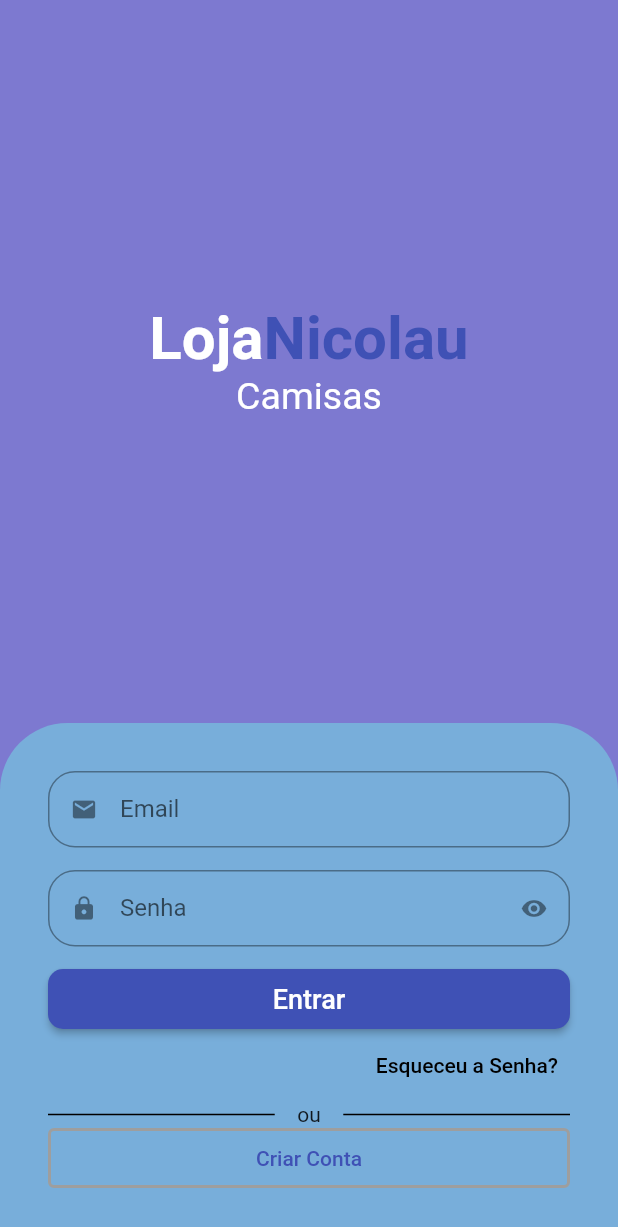
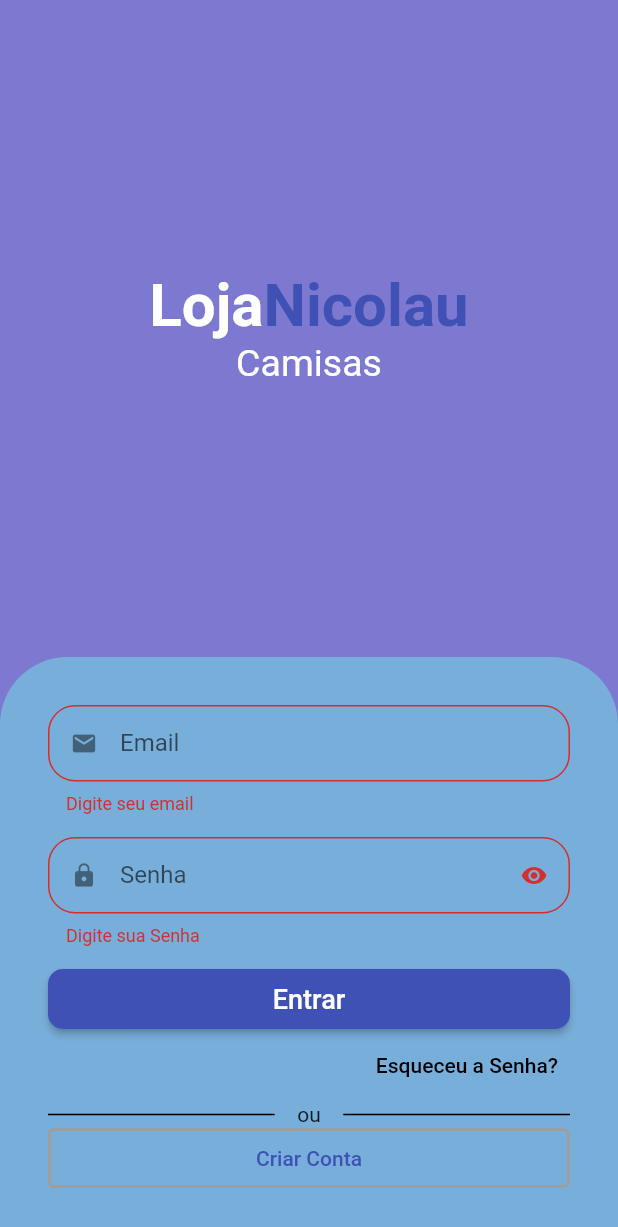
Before and after one commit to Estevao-Nicolau/LojaVirtual, a Flutter app: the screen it shows after launch, on a phone screen of 412 x 824 dp. Shown: the top 1227 px of the screen. Run offline on Flutter 3.47's test engine with Material 2 defaults, Android fonts, the phone set to English and light mode, and no system bars; drawn by our look-alikes of animated_text_kit; our stand-ins replace firebase_auth, firebase_core; accounts and stored records are empty.

Commit message:
Fix typos.auth-firebase-erro

```diff
--- /dev/null
+++ b/lib/auth/components/custom_form_Sign_in_screen.dart
@@ -0,0 +1,149 @@
+import 'package:flutter/material.dart';
+import 'package:lojavirtual/auth/components/custom_text_form_field.dart';
+import 'package:lojavirtual/auth/components/validators.dart';
+import 'package:lojavirtual/models/user.dart';
+import 'package:lojavirtual/models/user_manager.dart';
+import 'package:provider/provider.dart';
+
+class FormSignInScreen extends StatefulWidget {
+  @override
+  State<FormSignInScreen> createState() => _FormSignInScreenState();
+}
+
+class _FormSignInScreenState extends State<FormSignInScreen> {
+  final TextEditingController emailController = TextEditingController();
+
+  final TextEditingController passController = TextEditingController();
+
+  final _formKey = GlobalKey<FormState>();
+
+  @override
+  Widget build(BuildContext context) {
+    return Container(
+      padding: const EdgeInsets.symmetric(
+        horizontal: 32,
+        vertical: 32,
+      ),
+      decoration: const BoxDecoration(
+        color: const Color.fromARGB(255, 120, 174, 218),
+        borderRadius: BorderRadius.vertical(
+          top: Radius.circular(45),
+        ),
+      ),
+      child: Form(
+        autovalidateMode: AutovalidateMode.always,
+        key: _formKey,
+        child: Column(
+          crossAxisAlignment: CrossAxisAlignment.stretch,
+          children: [
+            // Email
+            CustomFormTextField(
+              icon: Icons.email,
+              controller: emailController,
+              label: "Email",
+              isDense: true,
+              keyType: TextInputType.emailAddress,
+              validator: (email) {
+                if (email == null || email.isEmpty) return 'Digite seu email';
+                if (!emailValid(email)) return 'Digite um email válido!';
+              },
+            ),
+            // Senha
+            CustomFormTextField(
+              icon: Icons.lock,
+              controller: passController,
+              label: "Senha",
+              isDense: true,
+              isSecret: true,
+              keyType: TextInputType.visiblePassword,
+              validator: (password) {
+                if (password == null || password.isEmpty)
+                  return 'Digite sua Senha';
+                if (password.length < 5)
+                  return 'Digite uma senha com pelo menos 7 caracteres';
+                return null;
+              },
+            ),
+            // Botão de Entrar
+            SizedBox(
+              height: 40,
+              child: ElevatedButton(
+                style: ElevatedButton.styleFrom(
+                  shape: RoundedRectangleBorder(
+                    borderRadius: BorderRadius.circular(10),
+                  ),
+                ),
+                onPressed: () {
+                  if(_formKey.currentState!.validate()){
+                    context.read<UserManager>().signin(
+                      user: Userr(
+                        email: emailController.text,
+                        password: passController.text,
+                      ),
+                      onFail: (e){
+                        print(e);
+                      }
+                    );
+                  }
+                },
+                child: const Text(
+                  'Entrar',
+                  style: TextStyle(fontSize: 18),
+                ),
+              ),
+            ),
+            // Esqueceu a Senha
+            const Align(
+              alignment: Alignment.bottomRight,
+              child: TextButton(
+                onPressed: null,
+                child: Text(
+                  'Esqueceu a Senha?',
+                  style: TextStyle(color: Colors.black),
+                ),
+              ),
+            ),
+            // Divisor
+            Padding(
+              padding: const EdgeInsets.symmetric(vertical: 1),
+              child: Row(
+                children: const <Widget>[
+                  Expanded(
+                    child: Divider(
+                      color: Colors.black,
+                      thickness: 1,
+                    ),
+                  ),
+                  Padding(
+                    padding: EdgeInsets.symmetric(horizontal: 15),
+                    child: Text('ou'),
+                  ),
+                  Expanded(
+                    child: Divider(
+                      color: Colors.black,
+                      thickness: 1,
+                    ),
+                  ),
+                ],
+              ),
+            ),
+            // Botão de Novo User
+            SizedBox(
+              height: 40,
+              child: OutlinedButton(
+                onPressed: () {},
+                style: OutlinedButton.styleFrom(
+                  side: BorderSide(
+                    width: 2,
+                    color: Colors.grey,
+                  ),
+                ),
+                child: Text('Criar Conta'),
+              ),
+            ),
+          ],
+        ),
+      ),
+    );
+  }
+}
--- a/lib/screen/login/components/custom_text_form_field.dart
+++ b/lib/auth/components/custom_text_form_field.dart
@@ -1,5 +1,3 @@
-
-
 import 'package:flutter/src/foundation/key.dart';
 import 'package:flutter/src/widgets/framework.dart';
 import 'package:flutter/material.dart';
@@ -10,16 +8,20 @@ class CustomFormTextField extends StatefulWidget {
     required this.icon,
     required this.label,
     required this.keyType,
-    // required this.valid,
+    required this.controller,
+    this.isDense,
     this.isSecret = false,
+    required this.validator,
   }) : super(key: key);
 
   final IconData icon;
   final String label;
-  // final String Function(String)  valid;
+  final String? Function(String?) validator;
   final bool isSecret;
   final TextInputType keyType;
+  final bool? isDense;
 
+  final TextEditingController? controller;
 
   @override
   State<CustomFormTextField> createState() => _CustomFormTextFieldState();
@@ -39,7 +41,9 @@ class _CustomFormTextFieldState extends State<CustomFormTextField> {
     return Padding(
       padding: const EdgeInsets.only(bottom: 15),
       child: TextFormField(
+        controller: widget.controller,
         obscureText: isObscure,
+        validator: widget.validator,
         decoration: InputDecoration(
           suffixIcon: widget.isSecret
               ? IconButton(
@@ -61,7 +65,6 @@ class _CustomFormTextFieldState extends State<CustomFormTextField> {
         ),
         keyboardType: widget.keyType,
         autocorrect: false,
-        // validator: widget.valid,
       ),
     );
   }
--- /dev/null
+++ b/lib/auth/components/firebase_erros.dart
@@ -0,0 +1,25 @@
+String getErrorString(String code){
+  switch (code) {
+    case 'ERROR_WEAK_PASSWORD':
+      return 'Sua senha é muito fraca.';
+    case 'ERROR_INVALID_EMAIL':
+      return 'Seu e-mail é inválido.';
+    case 'ERROR_EMAIL_ALREADY_IN_USE':
+      return 'E-mail já está sendo utilizado em outra conta.';
+    case 'ERROR_INVALID_CREDENTIAL':
+      return 'Seu e-mail é inválido.';
+    case 'Error_throwWithStackTrace':
+      return 'Sua senha está incorreta.';
+    case 'ERROR_USER_NOT_FOUND':
+      return 'Não há usuário com este e-mail.';
+    case 'ERROR_USER_DISABLED':
+      return 'Este usuário foi desabilitado.';
+    case 'ERROR_TOO_MANY_REQUESTS':
+      return 'Muitas solicitações. Tente novamente mais tarde.';
+    case 'ERROR_OPERATION_NOT_ALLOWED':
+      return 'Operação não permitida.';
+
+    default:
+      return 'Um erro indefinido ocorreu.';
+  }
+}
--- /dev/null
+++ b/lib/auth/components/validators.dart
@@ -0,0 +1,5 @@
+bool emailValid(String email) {
+    final RegExp regex = RegExp(
+        r"^(([^<>()[\]\\.,;:\s@\']+(\.[^<>()[\]\\.,;:\s@\']+)*)|(\'.+\'))@((\[[0-9]{1,3}\.[0-9]{1,3}\.[0-9]{1,3}\.[0-9]{1,3}\])|(([a-zA-Z\-0-9]+\.)+[a-zA-Z]{2,}))$");
+    return regex.hasMatch(email);
+  }
--- a/lib/common/custom_drawer/drawer_tile.dart
+++ b/lib/common/custom_drawer/drawer_tile.dart
@@ -4,7 +4,7 @@ import 'package:provider/provider.dart';
 
 class DrawerTile extends StatelessWidget {
   const DrawerTile(
-      {required this.iconData, required this.title, required this.page});
+      {required this.iconData, required this.title, required this.page,});
   final IconData iconData;
   final String title;
   final int page;
--- a/lib/main.dart
+++ b/lib/main.dart
@@ -3,8 +3,9 @@
 import 'package:firebase_core/firebase_core.dart';
 import 'package:flutter/material.dart';
 import 'package:lojavirtual/firebase_options.dart';
-import 'package:lojavirtual/screen/login/login_screen.dart';
+import 'package:lojavirtual/models/user_manager.dart';
 import 'package:lojavirtual/screen/screen.dart';
+import 'package:provider/provider.dart';
 
 void main() async {
   WidgetsFlutterBinding.ensureInitialized();
@@ -20,13 +21,15 @@ void main() async {
 class MyApp extends StatelessWidget {
   @override
   Widget build(BuildContext context) {
-    return MaterialApp(
+    return Provider(
+      create: (_) => UserManager(),
+      child: MaterialApp(
         title: 'Loja Nicolau',
         debugShowCheckedModeBanner: false,
         theme: ThemeData(
           colorScheme: ColorScheme.fromSwatch(
             primarySwatch: Colors.indigo,
-        ).copyWith(secondary: Color(0xFF7D7543D8)),
+          ).copyWith(secondary: const Color(0xff7d7543d8)),
           appBarTheme: const AppBarTheme(
             elevation: 0,
           ),
@@ -34,6 +37,7 @@ class MyApp extends StatelessWidget {
           scaffoldBackgroundColor: const Color(0xFF7D79D0),
         ),
         home: Screen(),
+      ),
     );
   }
 }
--- /dev/null
+++ b/lib/models/user.dart
@@ -0,0 +1,9 @@
+class Userr {
+  Userr({
+    required this.email,
+    required this.password,
+  });
+
+  final String email;
+  final String password;
+}
--- /dev/null
+++ b/lib/models/user_manager.dart
@@ -0,0 +1,18 @@
+import 'package:firebase_auth/firebase_auth.dart';
+import 'package:flutter/services.dart';
+import 'package:lojavirtual/auth/components/firebase_erros.dart';
+import 'package:lojavirtual/models/user.dart';
+
+class UserManager {
+  final FirebaseAuth _auth = FirebaseAuth.instance;
+
+  Future<void> signin({required Userr user, required Function onFail}) async {
+    try {
+      final  result = await _auth.signInWithEmailAndPassword(
+          email: user.email, password: user.password);
+      print(result.user?.uid);
+    } on FirebaseAuthException catch (e) {
+      onFail(getErrorString(e.code));
+    }
+  }
+}
--- a/lib/screen/login/components/custom_sign_in_screen.dart
+++ /dev/null
@@ -1,116 +0,0 @@
-import 'package:flutter/material.dart';
-import 'package:flutter/src/foundation/key.dart';
-import 'package:flutter/src/widgets/framework.dart';
-import 'package:lojavirtual/screen/login/components/custom_text_form_field.dart';
-
-class FormSignInScreen extends StatelessWidget {
-  const FormSignInScreen({Key? key}) : super(key: key);
-
-  @override
-  Widget build(BuildContext context) {
-    return Container(
-      padding: const EdgeInsets.symmetric(
-        horizontal: 32,
-        vertical: 32,
-      ),
-      decoration: const BoxDecoration(
-        color: const Color.fromARGB(255, 120, 174, 218),
-        borderRadius: BorderRadius.vertical(
-          top: Radius.circular(45),
-        ),
-      ),
-      child: Column(
-        crossAxisAlignment: CrossAxisAlignment.stretch,
-        children: [
-          // Email
-          const CustomFormTextField(
-            icon: Icons.email,
-            label: "Email",
-            keyType: TextInputType.emailAddress,
-            // valid: (email) {
-
-            // }
-          ),
-          // Senha
-          const CustomFormTextField(
-            icon: Icons.lock,
-            label: "Senha",
-            isSecret: true,
-            keyType: TextInputType.visiblePassword,
-            // valid: (pass) {
-            //    if(pass.isEmpty || pass.length < 6) {
-            //      return 'Senha invalida';
-            //     return null;
-            //    }
-            // },
-          ),
-          // Botão de Entrar
-          SizedBox(
-            height: 40,
-            child: ElevatedButton(
-              style: ElevatedButton.styleFrom(
-                shape: RoundedRectangleBorder(
-                  borderRadius: BorderRadius.circular(10),
-                ),
-              ),
-              onPressed: () {},
-              child: const Text(
-                'Entrar',
-                style: TextStyle(fontSize: 18),
-              ),
-            ),
-          ),
-          // Esqueceu a Senha
-          const Align(
-            alignment: Alignment.bottomRight,
-            child: TextButton(
-              onPressed: null,
-              child: Text(
-                'Esqueceu a Senha?',
-                style: TextStyle(color: Colors.black),
-              ),
-            ),
-          ),
-          // Divisor
-          Padding(
-            padding: const EdgeInsets.symmetric(vertical: 1),
-            child: Row(
-              children: const <Widget>[
-                Expanded(
-                  child: Divider(
-                    color: Colors.black,
-                    thickness: 1,
-                  ),
-                ),
-                Padding(
-                  padding: EdgeInsets.symmetric(horizontal: 15),
-                  child: Text('ou'),
-                ),
-                Expanded(
-                  child: Divider(
-                    color: Colors.black,
-                    thickness: 1,
-                  ),
-                ),
-              ],
-            ),
-          ),
-          // Botão de Novo User
-          SizedBox(
-            height: 40,
-            child: OutlinedButton(
-              onPressed: () {},
-              style: OutlinedButton.styleFrom(
-                side: BorderSide(
-                  width: 2,
-                  color: Colors.grey,
-                ),
-              ),
-              child: Text('Criar Conta'),
-            ),
-          ),
-        ],
-      ),
-    );
-  }
-}
--- a/lib/screen/login/login_screen.dart
+++ /dev/null
@@ -1,27 +0,0 @@
-import 'package:animated_text_kit/animated_text_kit.dart';
-import 'package:flutter/src/foundation/key.dart';
-import 'package:flutter/src/widgets/framework.dart';
-import 'package:flutter/material.dart';
-import 'package:lojavirtual/models/page_manager.dart';
-import 'package:lojavirtual/screen/login/components/custom_sign_in_screen.dart';
-import 'package:lojavirtual/screen/login/components/custom_text_form_field.dart';
-import 'package:lojavirtual/screen/login/components/custom_text_logo.dart';
-
-class LoginScreen extends StatelessWidget {
-  const LoginScreen({Key? key}) : super(key: key);
-
-  @override
-  Widget build(BuildContext context) {
-    return Scaffold(
-      backgroundColor: const Color(0xFF7D79D0),
-      body: Column(
-        children: const <Widget>[
-          // Logo
-          CustomLogo(),
-          // Formulário
-          FormSignInScreen(),
-        ],
-      ),
-    );
-  }
-}
--- /dev/null
+++ b/lib/screen/login_screen.dart
@@ -0,0 +1,33 @@
+import 'package:animated_text_kit/animated_text_kit.dart';
+import 'package:flutter/src/foundation/key.dart';
+import 'package:flutter/src/widgets/framework.dart';
+import 'package:flutter/material.dart';
+import 'package:lojavirtual/auth/components/custom_form_Sign_in_screen.dart';
+import 'package:lojavirtual/auth/components/custom_text_logo.dart';
+import 'package:lojavirtual/models/page_manager.dart';
+
+class LoginScreen extends StatelessWidget {
+  const LoginScreen({Key? key}) : super(key: key);
+
+  @override
+  Widget build(BuildContext context) {
+    final size = MediaQuery.of(context).size;
+    return Scaffold(
+      backgroundColor: const Color(0xFF7D79D0),
+      body: SingleChildScrollView(
+        child: SizedBox(
+          height: size.height,
+          width: size.width,
+          child: Column(
+            children:  <Widget>[
+              // Logo
+               const CustomLogo(),
+              // Formulário
+              FormSignInScreen(),
+            ],
+          ),
+        ),
+      ),
+    );
+  }
+}
--- a/lib/screen/screen.dart
+++ b/lib/screen/screen.dart
@@ -1,9 +1,9 @@
 import 'package:flutter/material.dart';
 import 'package:flutter/src/foundation/key.dart';
 import 'package:flutter/src/widgets/framework.dart';
+import 'package:lojavirtual/screen/login_screen.dart';
 import 'package:lojavirtual/common/custom_drawer/custom_drawer.dart';
 import 'package:lojavirtual/models/page_manager.dart';
-import 'package:lojavirtual/screen/login/login_screen.dart';
 import 'package:provider/provider.dart';
 
 class Screen extends StatelessWidget {
--- a/pubspec.yaml
+++ b/pubspec.yaml
@@ -35,8 +35,8 @@ dependencies:
   cloud_firestore: ^3.4.0
   firebase_storage: ^10.3.3
   firebase_database: ^9.0.20
+  animated_text_kit: ^4.2.2
   lint: ^1.8.2
-  animated_text_kit: ^4.2.2
 
 
   # The following adds the Cupertino Icons font to your application.
```
Also changed, not shown: lib/auth/components/custom_text_logo.dart (renamed from lib/screen/login/components/custom_text_logo.dart). Lines whose indentation alone changed are shown as unchanged.
